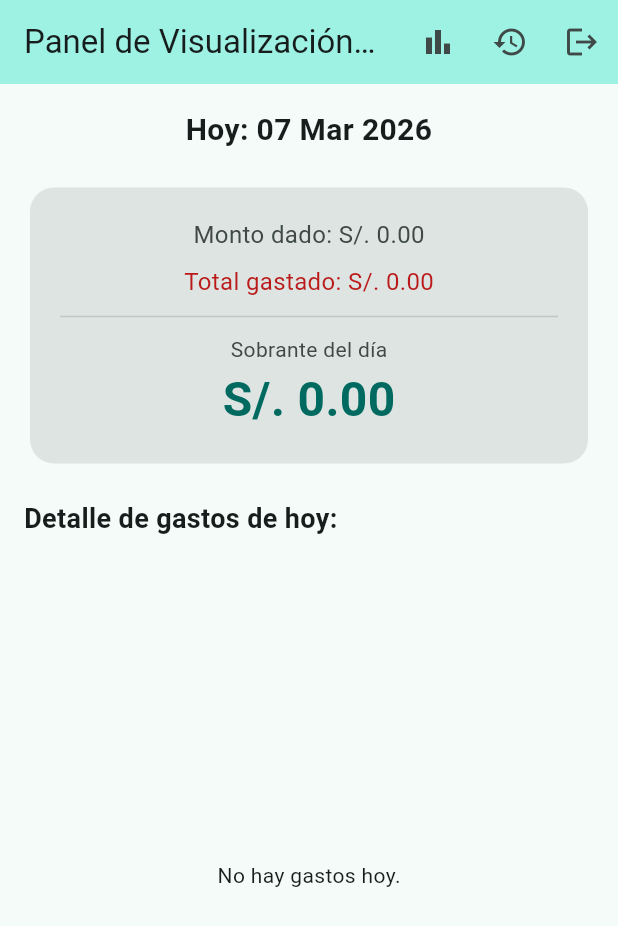
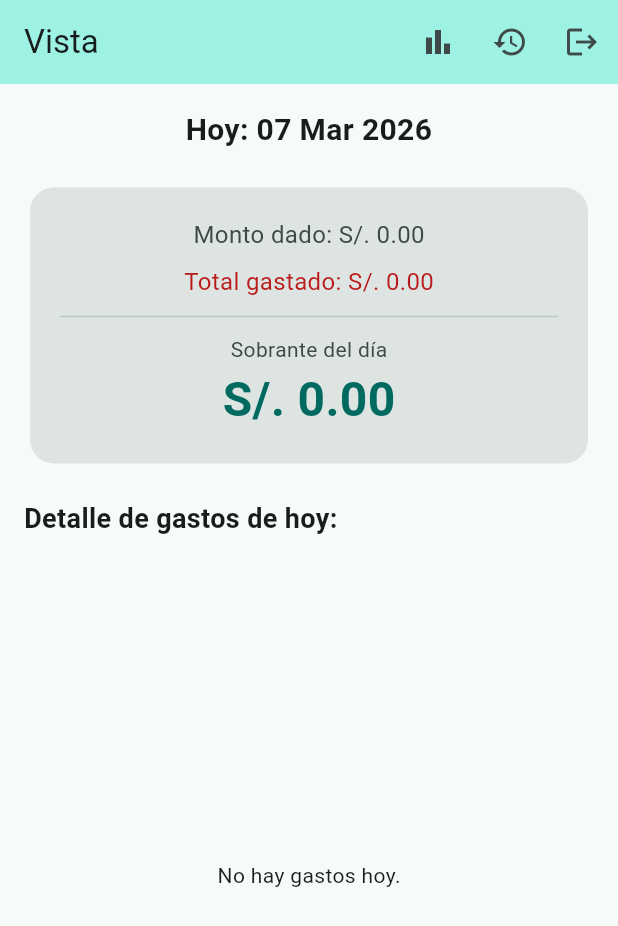
Before and after one commit to CarlosEvCode/gastos_casa, a Flutter app: the screen it shows once a user with an empty profile is signed in, on a phone screen of 412 x 824 dp. Shown: the top 926 px of the screen. Run offline on Flutter 3.47's test engine with Material 3 defaults, Android fonts, the phone set to English and light mode, and no system bars; our stand-ins replace cloud_firestore, device_info_plus, dio, firebase_auth, firebase_core, fl_chart and 2 more; accounts and stored records are empty; network calls fail.

Commit message:
feat: simplifica títulos en home screens y actualiza versión a 1.4.1+7

```diff
--- a/lib/screens/admin_home_screen.dart
+++ b/lib/screens/admin_home_screen.dart
@@ -373,7 +373,7 @@ class _AdminHomeScreenState extends State<AdminHomeScreen> {
   Widget build(BuildContext context) {
     return Scaffold(
       appBar: AppBar(
-        title: const Text('Panel de Registro (Tú)'),
+        title: const Text('Registro'),
         actions: [
           IconButton(
             icon: const Icon(Icons.bar_chart),
--- a/lib/screens/viewer_home_screen.dart
+++ b/lib/screens/viewer_home_screen.dart
@@ -35,7 +35,7 @@ class _ViewerHomeScreenState extends State<ViewerHomeScreen> {
   Widget build(BuildContext context) {
     return Scaffold(
       appBar: AppBar(
-        title: const Text('Panel de Visualización (Madre)'),
+        title: const Text('Vista'),
         backgroundColor: Theme.of(context).colorScheme.primaryContainer,
         actions: [
           IconButton(
--- a/pubspec.yaml
+++ b/pubspec.yaml
@@ -16,7 +16,7 @@ publish_to: 'none' # Remove this line if you wish to publish to pub.dev
 # https://developer.apple.com/library/archive/documentation/General/Reference/InfoPlistKeyReference/Articles/CoreFoundationKeys.html
 # In Windows, build-name is used as the major, minor, and patch parts
 # of the product and file versions while build-number is used as the build suffix.
-version: 1.4.0+6
+version: 1.4.1+7
 
 environment:
   sdk: ^3.10.7
```
